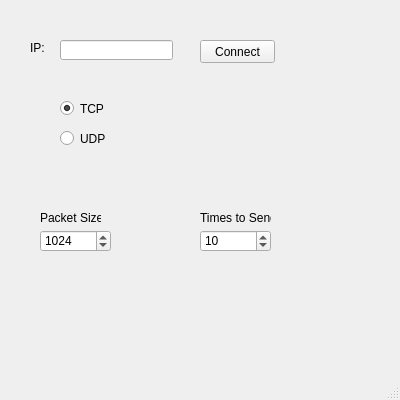
This is clientwindow.ui in RobertArendac/COMP4985-Assignment02 as Qt 5 draws it before an edit. The edited form follows.
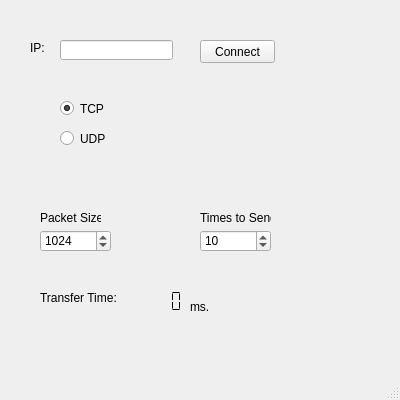
This is the edited form.

The edit to the form file:
```diff
--- a/clientwindow.ui
+++ b/clientwindow.ui
@@ -143,6 +143,51 @@
      <number>10</number>
     </property>
    </widget>
+   <widget class="QLabel" name="label_4">
+    <property name="geometry">
+     <rect>
+      <x>40</x>
+      <y>290</y>
+      <width>81</width>
+      <height>16</height>
+     </rect>
+    </property>
+    <property name="text">
+     <string>Transfer Time:</string>
+    </property>
+   </widget>
+   <widget class="QLCDNumber" name="tTime">
+    <property name="geometry">
+     <rect>
+      <x>130</x>
+      <y>290</y>
+      <width>64</width>
+      <height>23</height>
+     </rect>
+    </property>
+    <property name="frameShape">
+     <enum>QFrame::NoFrame</enum>
+    </property>
+    <property name="digitCount">
+     <number>4</number>
+    </property>
+    <property name="segmentStyle">
+     <enum>QLCDNumber::Flat</enum>
+    </property>
+   </widget>
+   <widget class="QLabel" name="label_5">
+    <property name="geometry">
+     <rect>
+      <x>190</x>
+      <y>300</y>
+      <width>47</width>
+      <height>13</height>
+     </rect>
+    </property>
+    <property name="text">
+     <string>ms.</string>
+    </property>
+   </widget>
   </widget>
   <widget class="QMenuBar" name="menubar">
    <property name="geometry">
```
